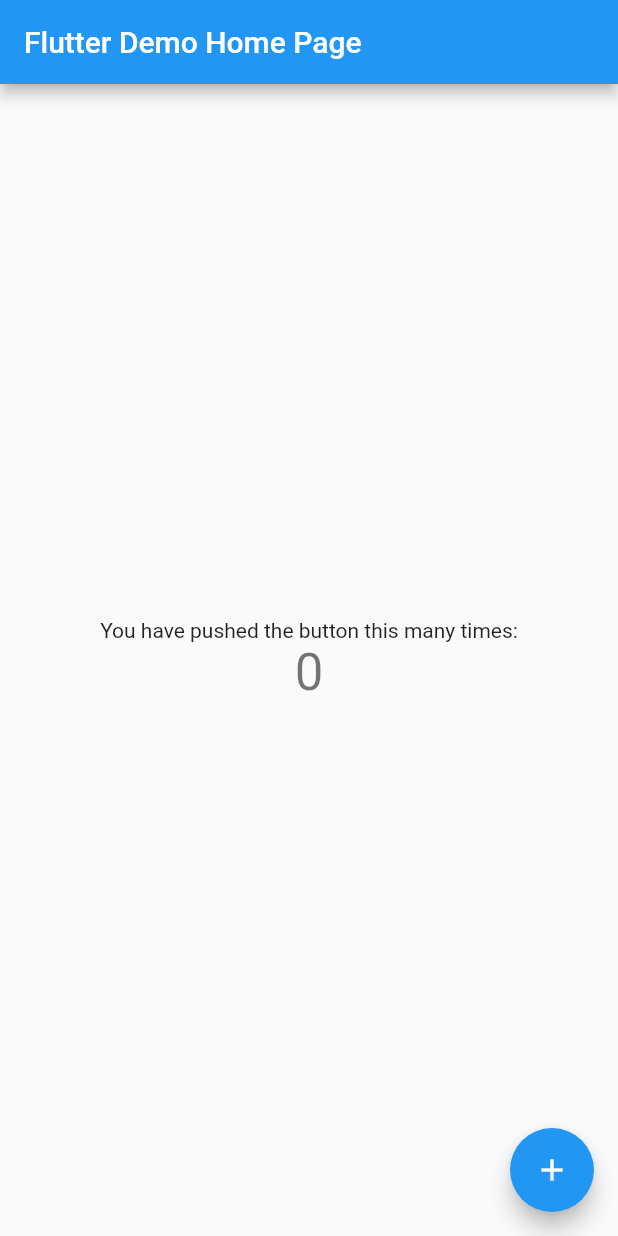
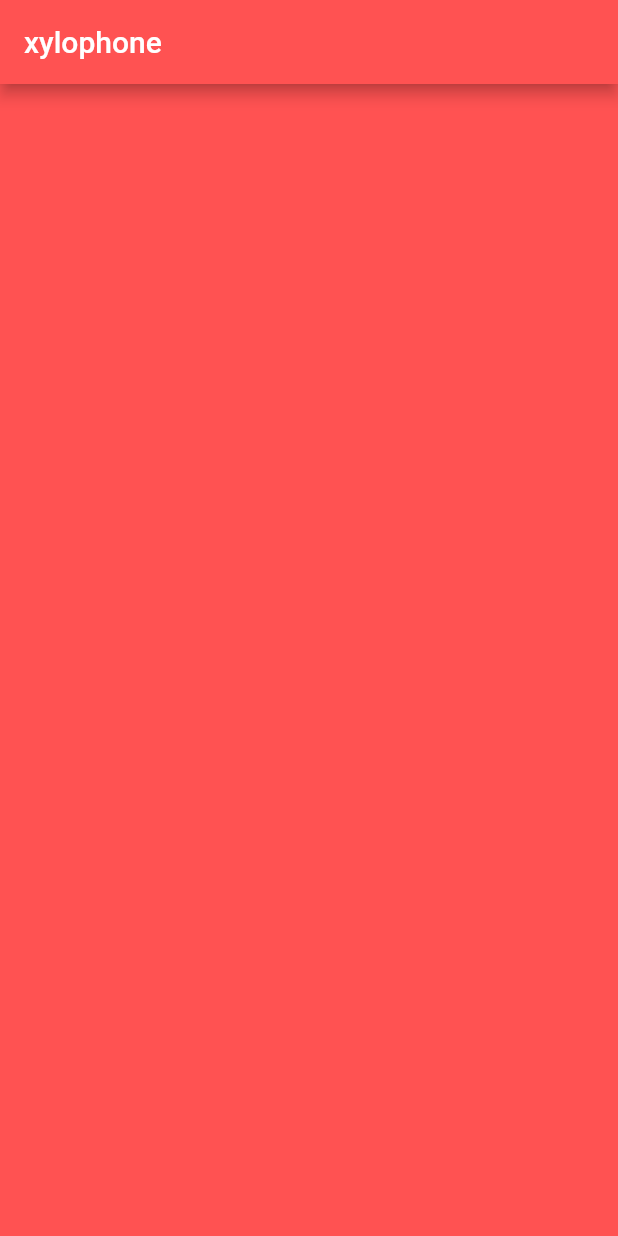
Before and after one commit to selpeapi/xylophone_fltt_pra3, a Flutter app: the screen it shows after launch, on a phone screen of 412 x 824 dp. Run offline on Flutter 3.47's test engine with Material 2 defaults, Android fonts, the phone set to English and light mode, and no system bars.

Commit message:
초기 화면 세팅 및 디버그 라벨 삭제 문구 추가

```diff
--- a/lib/main.dart
+++ b/lib/main.dart
@@ -1,117 +1,27 @@
 import 'package:flutter/material.dart';
 
 void main() {
-  runApp(MyApp());
+  runApp(MaterialApp(
+    debugShowCheckedModeBanner: false,
+    home: Scaffold(
+      backgroundColor: Colors.redAccent,
+      appBar: AppBar(
+        title: Text("xylophone"),
+        backgroundColor: Colors.redAccent,
+      ),
+      body: MainPage(),
+    ),
+  ));
 }
 
-class MyApp extends StatelessWidget {
-  // This widget is the root of your application.
+class MainPage extends StatefulWidget {
+  @override
+  _MainPageState createState() => _MainPageState();
+}
+
+class _MainPageState extends State<MainPage> {
   @override
   Widget build(BuildContext context) {
-    return MaterialApp(
-      title: 'Flutter Demo',
-      theme: ThemeData(
-        // This is the theme of your application.
-        //
-        // Try running your application with "flutter run". You'll see the
-        // application has a blue toolbar. Then, without quitting the app, try
-        // changing the primarySwatch below to Colors.green and then invoke
-        // "hot reload" (press "r" in the console where you ran "flutter run",
-        // or simply save your changes to "hot reload" in a Flutter IDE).
-        // Notice that the counter didn't reset back to zero; the application
-        // is not restarted.
-        primarySwatch: Colors.blue,
-        // This makes the visual density adapt to the platform that you run
-        // the app on. For desktop platforms, the controls will be smaller and
-        // closer together (more dense) than on mobile platforms.
-        visualDensity: VisualDensity.adaptivePlatformDensity,
-      ),
-      home: MyHomePage(title: 'Flutter Demo Home Page'),
-    );
+    return Container();
   }
 }
-
-class MyHomePage extends StatefulWidget {
-  MyHomePage({Key key, this.title}) : super(key: key);
-
-  // This widget is the home page of your application. It is stateful, meaning
-  // that it has a State object (defined below) that contains fields that affect
-  // how it looks.
-
-  // This class is the configuration for the state. It holds the values (in this
-  // case the title) provided by the parent (in this case the App widget) and
-  // used by the build method of the State. Fields in a Widget subclass are
-  // always marked "final".
-
-  final String title;
-
-  @override
-  _MyHomePageState createState() => _MyHomePageState();
-}
-
-class _MyHomePageState extends State<MyHomePage> {
-  int _counter = 0;
-
-  void _incrementCounter() {
-    setState(() {
-      // This call to setState tells the Flutter framework that something has
-      // changed in this State, which causes it to rerun the build method below
-      // so that the display can reflect the updated values. If we changed
-      // _counter without calling setState(), then the build method would not be
-      // called again, and so nothing would appear to happen.
-      _counter++;
-    });
-  }
-
-  @override
-  Widget build(BuildContext context) {
-    // This method is rerun every time setState is called, for instance as done
-    // by the _incrementCounter method above.
-    //
-    // The Flutter framework has been optimized to make rerunning build methods
-    // fast, so that you can just rebuild anything that needs updating rather
-    // than having to individually change instances of widgets.
-    return Scaffold(
-      appBar: AppBar(
-        // Here we take the value from the MyHomePage object that was created by
-        // the App.build method, and use it to set our appbar title.
-        title: Text(widget.title),
-      ),
-      body: Center(
-        // Center is a layout widget. It takes a single child and positions it
-        // in the middle of the parent.
-        child: Column(
-          // Column is also a layout widget. It takes a list of children and
-          // arranges them vertically. By default, it sizes itself to fit its
-          // children horizontally, and tries to be as tall as its parent.
-          //
-          // Invoke "debug painting" (press "p" in the console, choose the
-          // "Toggle Debug Paint" action from the Flutter Inspector in Android
-          // Studio, or the "Toggle Debug Paint" command in Visual Studio Code)
-          // to see the wireframe for each widget.
-          //
-          // Column has various properties to control how it sizes itself and
-          // how it positions its children. Here we use mainAxisAlignment to
-          // center the children vertically; the main axis here is the vertical
-          // axis because Columns are vertical (the cross axis would be
-          // horizontal).
-          mainAxisAlignment: MainAxisAlignment.center,
-          children: <Widget>[
-            Text(
-              'You have pushed the button this many times:',
-            ),
-            Text(
-              '$_counter',
-              style: Theme.of(context).textTheme.headline4,
-            ),
-          ],
-        ),
-      ),
-      floatingActionButton: FloatingActionButton(
-        onPressed: _incrementCounter,
-        tooltip: 'Increment',
-        child: Icon(Icons.add),
-      ), // This trailing comma makes auto-formatting nicer for build methods.
-    );
-  }
-}
```
